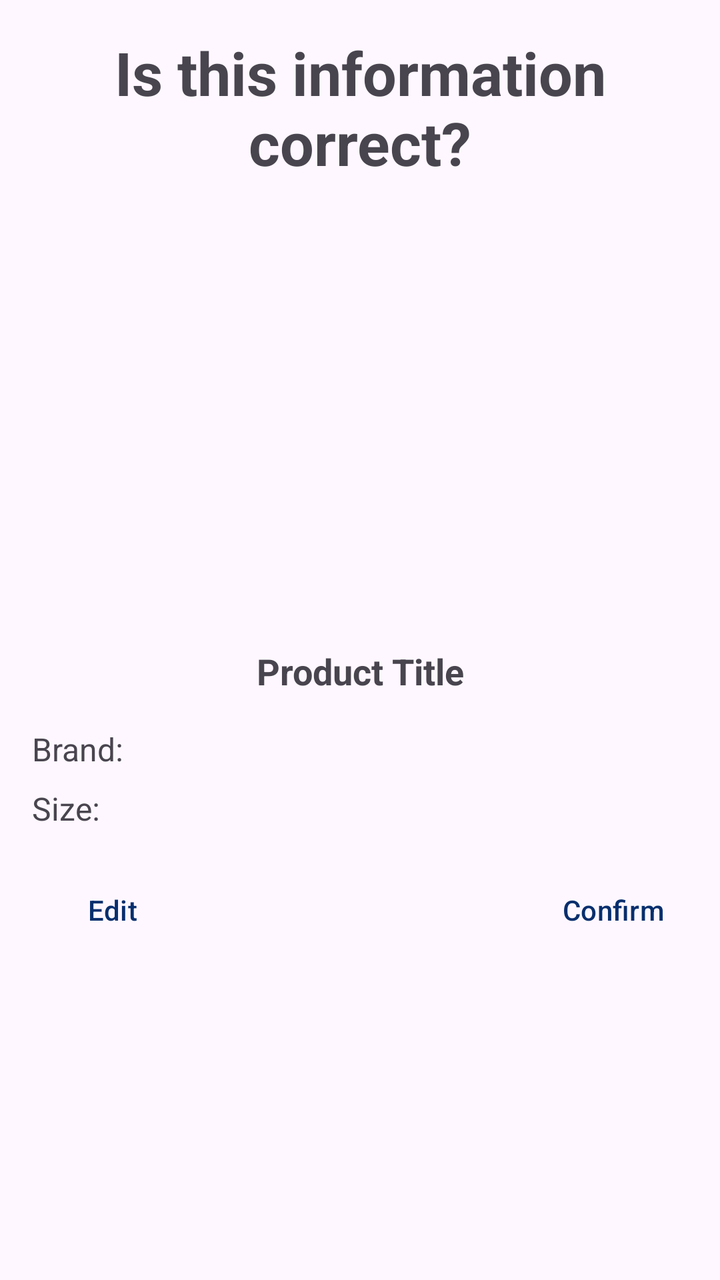
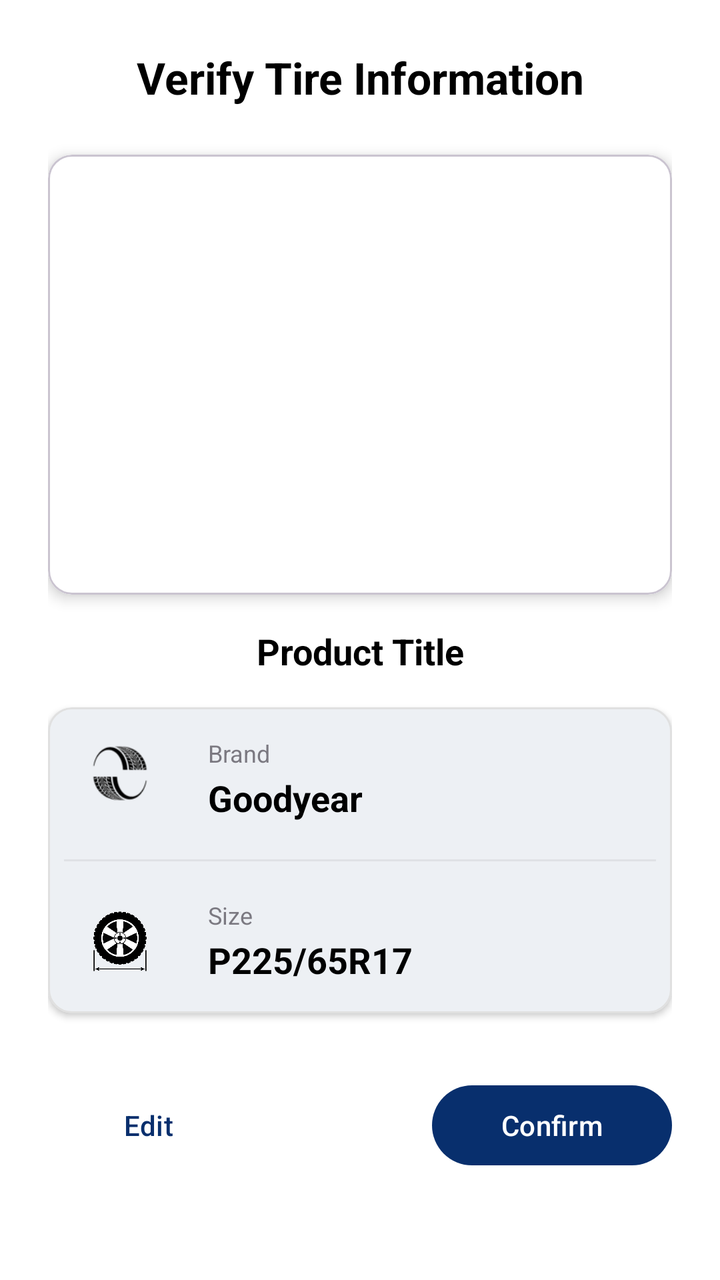

Two renders of the same Android screen: before a commit and after it. Below are the layout's source before the change and the commit's diff.
<!-- AndroidManifest.xml: application theme Theme.BarcodeScannerApp -->
<!-- res/layout/dialog_tire_info.xml -->
<?xml version="1.0" encoding="utf-8"?>
<ScrollView xmlns:android="http://schemas.android.com/apk/res/android"
    android:layout_width="match_parent"
    android:layout_height="match_parent"
    android:fillViewport="true">

    <LinearLayout
        android:layout_width="match_parent"
        android:layout_height="wrap_content"
        android:orientation="vertical"
        android:padding="16dp">

        <TextView
            android:id="@+id/textView"
            android:layout_width="match_parent"
            android:layout_height="wrap_content"
            android:layout_marginBottom="16dp"
            android:gravity="center"
            android:text="Is this information correct?"
            android:textSize="30sp"
            android:textStyle="bold" />

        <ImageView
            android:id="@+id/tireImage"
            android:layout_width="match_parent"
            android:layout_height="200dp"
            android:scaleType="fitCenter"
            android:contentDescription="Tire image" />

        <TextView
            android:id="@+id/tvTitle"
            android:layout_width="match_parent"
            android:layout_height="wrap_content"
            android:layout_marginTop="16dp"
            android:layout_marginBottom="8dp"
            android:gravity="center"
            android:text="Product Title"
            android:textSize="18sp"
            android:textStyle="bold" />

        <TextView
            android:id="@+id/tvBrand"
            android:layout_width="match_parent"
            android:layout_height="wrap_content"
            android:layout_marginTop="8dp"
            android:text="Brand:"
            android:textSize="16sp" />

        <TextView
            android:id="@+id/tvSize"
            android:layout_width="match_parent"
            android:layout_height="wrap_content"
            android:layout_marginTop="8dp"
            android:text="Size:"
            android:textSize="16sp" />

        <LinearLayout
            android:layout_width="match_parent"
            android:layout_height="wrap_content"
            android:layout_marginTop="16dp"
            android:orientation="horizontal"
            android:gravity="end">

            <Button
                android:id="@+id/editButton"
                style="?android:attr/buttonBarButtonStyle"
                android:layout_width="wrap_content"
                android:layout_height="wrap_content"
                android:text="Edit" />

            <View
                android:layout_width="0dp"
                android:layout_height="1dp"
                android:layout_weight="1">

            </View>

            <Button
                android:id="@+id/confirmButton"
                android:layout_width="wrap_content"
                android:layout_height="wrap_content"
                android:text="Confirm"
                android:layout_marginStart="8dp"
                style="?android:attr/buttonBarButtonStyle" />

        </LinearLayout>

    </LinearLayout>

</ScrollView>
<!-- resources referenced by this layout -->
<resources>
  <style name="Theme.BarcodeScannerApp" parent="Base.Theme.BarcodeScannerApp" />
  <style name="Base.Theme.BarcodeScannerApp" parent="Theme.Material3.DayNight.NoActionBar">
          <item name="android:statusBarColor">#C11236</item>
          <item name="colorPrimary">@color/blue</item>
          <item name="colorSurface">@color/white</item>
          <item name="colorOnSurface">@color/black</item>
      </style>
  <color name="blue">#082F6D</color>
  <color name="white">#FFFFFFFF</color>
  <color name="black">#FF000000</color>
</resources>

<!-- the commit's change to res/layout/dialog_tire_info.xml (unified diff, before → after) -->
@@ -1,87 +1,198 @@
 <?xml version="1.0" encoding="utf-8"?>
 <ScrollView xmlns:android="http://schemas.android.com/apk/res/android"
+    xmlns:app="http://schemas.android.com/apk/res-auto"
     android:layout_width="match_parent"
     android:layout_height="match_parent"
-    android:fillViewport="true">
+    android:fillViewport="true"
+    android:background="?attr/colorSurface">
 
     <LinearLayout
         android:layout_width="match_parent"
         android:layout_height="wrap_content"
         android:orientation="vertical"
-        android:padding="16dp">
+        android:padding="24dp">
 
         <TextView
             android:id="@+id/textView"
             android:layout_width="match_parent"
             android:layout_height="wrap_content"
+            android:layout_marginBottom="24dp"
+            android:gravity="center"
+            android:text="Verify Tire Information"
+            android:textSize="22sp"
+            android:textStyle="bold"
+            android:textColor="?attr/colorOnSurface" />
+
+        
+        <com.google.android.material.card.MaterialCardView
+            android:layout_width="match_parent"
+            android:layout_height="wrap_content"
             android:layout_marginBottom="16dp"
-            android:gravity="center"
-            android:text="Is this information correct?"
-            android:textSize="30sp"
-            android:textStyle="bold" />
-
-        <ImageView
-            android:id="@+id/tireImage"
-            android:layout_width="match_parent"
-            android:layout_height="200dp"
-            android:scaleType="fitCenter"
-            android:contentDescription="Tire image" />
-
+            app:cardElevation="4dp"
+            app:cardCornerRadius="12dp">
+
+            <ImageView
+                android:id="@+id/tireImage"
+                android:layout_width="match_parent"
+                android:layout_height="220dp"
+                android:scaleType="fitCenter"
+                android:padding="16dp"
+                android:background="@android:color/white"
+                android:contentDescription="Tire image" />
+
+        </com.google.android.material.card.MaterialCardView>
+
+        
         <TextView
             android:id="@+id/tvTitle"
             android:layout_width="match_parent"
             android:layout_height="wrap_content"
-            android:layout_marginTop="16dp"
-            android:layout_marginBottom="8dp"
+            android:layout_marginBottom="16dp"
             android:gravity="center"
             android:text="Product Title"
             android:textSize="18sp"
-            android:textStyle="bold" />
-
-        <TextView
-            android:id="@+id/tvBrand"
-            android:layout_width="match_parent"
-            android:layout_height="wrap_content"
-            android:layout_marginTop="8dp"
-            android:text="Brand:"
-            android:textSize="16sp" />
-
-        <TextView
-            android:id="@+id/tvSize"
-            android:layout_width="match_parent"
-            android:layout_height="wrap_content"
-            android:layout_marginTop="8dp"
-            android:text="Size:"
-            android:textSize="16sp" />
-
+            android:textStyle="bold"
+            android:textColor="?attr/colorOnSurface"
+            android:maxLines="2"
+            android:ellipsize="end" />
+
+        
+        <com.google.android.material.card.MaterialCardView
+            android:layout_width="match_parent"
+            android:layout_height="wrap_content"
+            android:layout_marginBottom="24dp"
+            app:cardElevation="2dp"
+            app:cardCornerRadius="12dp"
+            app:strokeWidth="1dp"
+            app:strokeColor="#E0E0E0">
+
+            <LinearLayout
+                android:layout_width="match_parent"
+                android:layout_height="wrap_content"
+                android:orientation="vertical"
+                android:padding="8dp">
+
+                
+                <LinearLayout
+                    android:layout_width="match_parent"
+                    android:layout_height="wrap_content"
+                    android:orientation="horizontal"
+                    android:gravity="center_vertical"
+                    android:minHeight="56dp">
+
+                    <ImageView
+                        android:layout_width="56dp"
+                        android:layout_height="56dp"
+                        android:src="@drawable/ic_tire_brand"
+                        android:contentDescription="Brand icon" />
+
+                    <LinearLayout
+                        android:layout_width="0dp"
+                        android:layout_height="wrap_content"
+                        android:layout_weight="1"
+                        android:layout_marginStart="16dp"
+                        android:orientation="vertical">
+
+                        <TextView
+                            android:layout_width="wrap_content"
+                            android:layout_height="wrap_content"
+                            android:text="Brand"
+                            android:textSize="12sp"
+                            android:textColor="?attr/colorOnSurfaceVariant"
+                            android:alpha="0.7" />
+
+                        <TextView
+                            android:id="@+id/tvBrand"
+                            android:layout_width="wrap_content"
+                            android:layout_height="wrap_content"
+                            android:layout_marginTop="2dp"
+                            android:text="Goodyear"
+                            android:textSize="18sp"
+                            android:textStyle="bold"
+                            android:textColor="?attr/colorOnSurface" />
+                    </LinearLayout>
+                </LinearLayout>
+
+                
+                <View
+                    android:layout_width="match_parent"
+                    android:layout_height="1dp"
+                    android:layout_marginVertical="12dp"
+                    android:background="?android:attr/listDivider"
+                    android:alpha="0.5" />
+
+                
+                <LinearLayout
+                    android:layout_width="match_parent"
+                    android:layout_height="wrap_content"
+                    android:orientation="horizontal"
+                    android:gravity="center_vertical"
+                    android:minHeight="56dp">
+
+                    <ImageView
+                        android:layout_width="56dp"
+                        android:layout_height="56dp"
+                        android:src="@drawable/ic_tire_size"
+                        android:contentDescription="Size icon"/>
+
+                    <LinearLayout
+                        android:layout_width="0dp"
+                        android:layout_height="wrap_content"
+                        android:layout_weight="1"
+                        android:layout_marginStart="16dp"
+                        android:orientation="vertical">
+
+                        <TextView
+                            android:layout_width="wrap_content"
+                            android:layout_height="wrap_content"
+                            android:text="Size"
+                            android:textSize="12sp"
+                            android:textColor="?attr/colorOnSurfaceVariant"
+                            android:alpha="0.7" />
+
+                        <TextView
+                            android:id="@+id/tvSize"
+                            android:layout_width="wrap_content"
+                            android:layout_height="wrap_content"
+                            android:layout_marginTop="2dp"
+                            android:text="P225/65R17"
+                            android:textSize="18sp"
+                            android:textStyle="bold"
+                            android:textColor="?attr/colorOnSurface" />
+                    </LinearLayout>
+                </LinearLayout>
+
+            </LinearLayout>
+        </com.google.android.material.card.MaterialCardView>
+
+        
         <LinearLayout
             android:layout_width="match_parent"
             android:layout_height="wrap_content"
-            android:layout_marginTop="16dp"
             android:orientation="horizontal"
-            android:gravity="end">
-
-            <Button
+            android:layout_marginTop="8dp">
+
+            <com.google.android.material.button.MaterialButton
                 android:id="@+id/editButton"
-                style="?android:attr/buttonBarButtonStyle"
+                style="@style/Widget.Material3.Button.TextButton"
                 android:layout_width="wrap_content"
                 android:layout_height="wrap_content"
-                android:text="Edit" />
+                android:text="Edit"
+                android:paddingHorizontal="24dp"
+                android:minWidth="100dp" />
 
             <View
                 android:layout_width="0dp"
                 android:layout_height="1dp"
-                android:layout_weight="1">
-
-            </View>
-
-            <Button
+                android:layout_weight="1" />
+
+            <com.google.android.material.button.MaterialButton
                 android:id="@+id/confirmButton"
                 android:layout_width="wrap_content"
                 android:layout_height="wrap_content"
                 android:text="Confirm"
-                android:layout_marginStart="8dp"
-                style="?android:attr/buttonBarButtonStyle" />
+                android:paddingHorizontal="32dp"
+                android:minWidth="120dp" />
 
         </LinearLayout>
 
<!-- resource entries referenced after the edit -->
@@ -1,5 +1,7 @@
 <!-- resources referenced by this layout -->
 <resources>
+  <!-- drawable ic_tire_brand: png bitmap (drawable, 9482 bytes) -->
+  <!-- drawable ic_tire_size: png bitmap (drawable, 63245 bytes) -->
   <style name="Theme.BarcodeScannerApp" parent="Base.Theme.BarcodeScannerApp" />
   <style name="Base.Theme.BarcodeScannerApp" parent="Theme.Material3.DayNight.NoActionBar">
           <item name="android:statusBarColor">#C11236</item>
